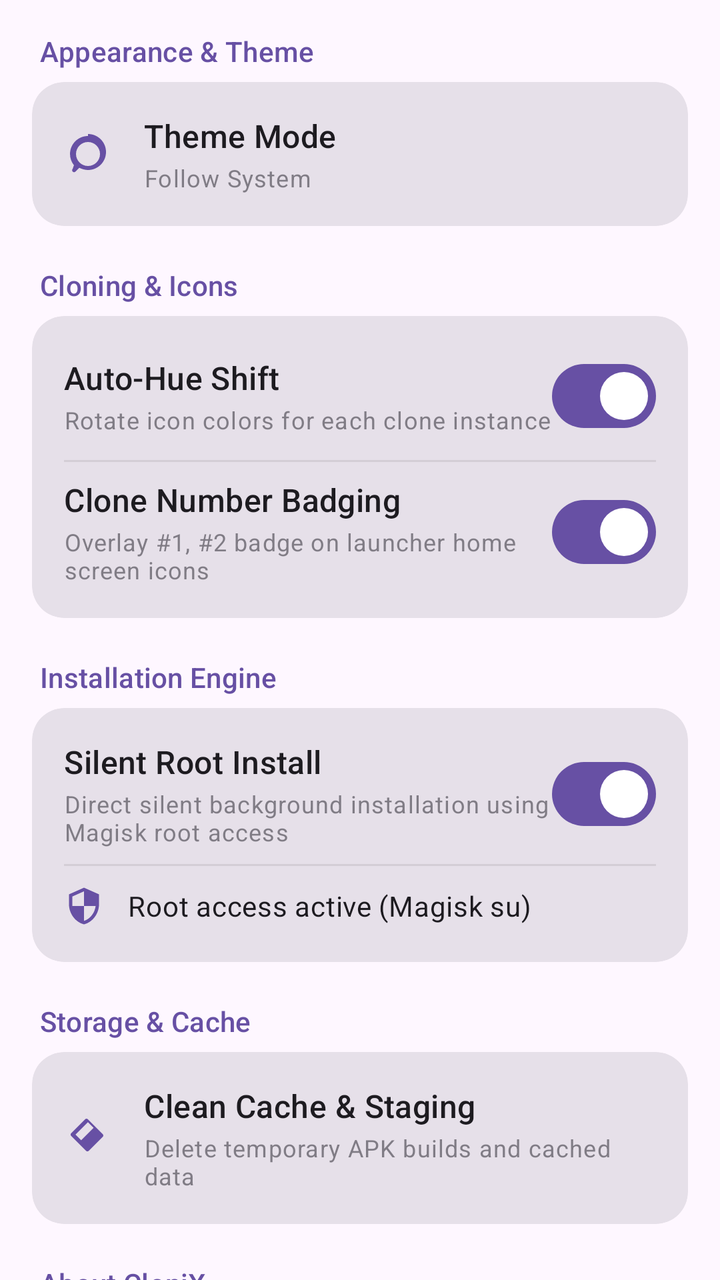
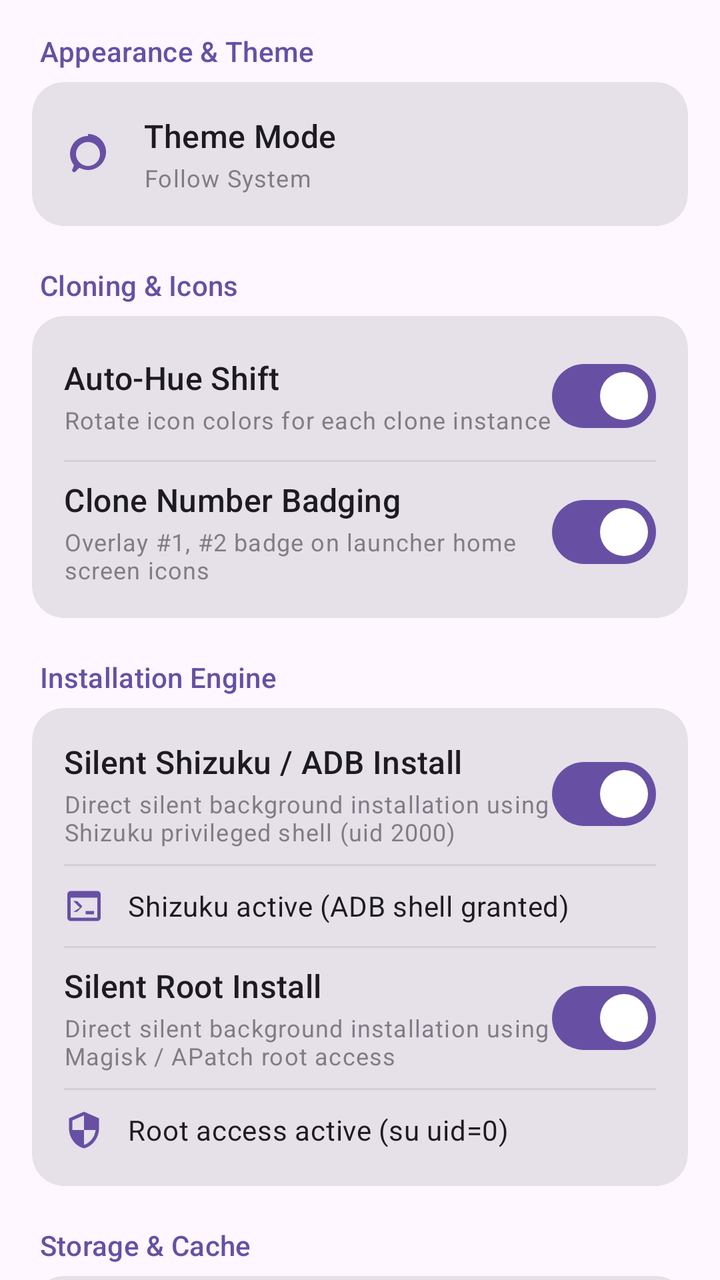

Compare the two renders of this Android layout. The source of the first and the diff that turns it into the second are given below.
<!-- AndroidManifest.xml: application theme Theme.CloneForge -->
<!-- res/layout/tab_settings.xml -->
<?xml version="1.0" encoding="utf-8"?>
<androidx.core.widget.NestedScrollView xmlns:android="http://schemas.android.com/apk/res/android"
    xmlns:app="http://schemas.android.com/apk/res-auto"
    android:id="@+id/nsv_tab_settings_root"
    android:layout_width="match_parent"
    android:layout_height="match_parent"
    android:clipToPadding="false"
    android:paddingBottom="24dp">

    <LinearLayout
        android:layout_width="match_parent"
        android:layout_height="wrap_content"
        android:orientation="vertical"
        android:paddingHorizontal="16dp"
        android:paddingTop="8dp">

        
        <TextView
            android:layout_width="match_parent"
            android:layout_height="wrap_content"
            android:layout_marginStart="4dp"
            android:layout_marginTop="8dp"
            android:layout_marginBottom="6dp"
            android:text="@string/pref_category_appearance"
            android:textAppearance="?attr/textAppearanceLabelLarge"
            android:textColor="?attr/colorPrimary" />

        <com.google.android.material.card.MaterialCardView
            style="?attr/materialCardViewFilledStyle"
            android:layout_width="match_parent"
            android:layout_height="wrap_content"
            app:cardCornerRadius="16dp"
            app:cardElevation="0dp"
            app:strokeWidth="0dp">

            <LinearLayout
                android:id="@+id/row_setting_theme"
                android:layout_width="match_parent"
                android:layout_height="wrap_content"
                android:background="?android:attr/selectableItemBackground"
                android:gravity="center_vertical"
                android:orientation="horizontal"
                android:padding="16dp">

                <ImageView
                    android:layout_width="24dp"
                    android:layout_height="24dp"
                    android:contentDescription="@null"
                    android:src="@drawable/ic_palette"
                    app:tint="?attr/colorPrimary" />

                <LinearLayout
                    android:layout_width="0dp"
                    android:layout_height="wrap_content"
                    android:layout_marginStart="16dp"
                    android:layout_weight="1"
                    android:orientation="vertical">

                    <TextView
                        android:layout_width="wrap_content"
                        android:layout_height="wrap_content"
                        android:text="@string/pref_theme"
                        android:textAppearance="?attr/textAppearanceTitleMedium" />

                    <TextView
                        android:id="@+id/tv_theme_summary"
                        android:layout_width="wrap_content"
                        android:layout_height="wrap_content"
                        android:layout_marginTop="2dp"
                        android:alpha="0.65"
                        android:text="@string/theme_system"
                        android:textAppearance="?attr/textAppearanceBodySmall" />
                </LinearLayout>
            </LinearLayout>
        </com.google.android.material.card.MaterialCardView>

        
        <TextView
            android:layout_width="match_parent"
            android:layout_height="wrap_content"
            android:layout_marginStart="4dp"
            android:layout_marginTop="20dp"
            android:layout_marginBottom="6dp"
            android:text="@string/pref_category_cloning"
            android:textAppearance="?attr/textAppearanceLabelLarge"
            android:textColor="?attr/colorPrimary" />

        <com.google.android.material.card.MaterialCardView
            style="?attr/materialCardViewFilledStyle"
            android:layout_width="match_parent"
            android:layout_height="wrap_content"
            app:cardCornerRadius="16dp"
            app:cardElevation="0dp"
            app:strokeWidth="0dp">

            <LinearLayout
                android:layout_width="match_parent"
                android:layout_height="wrap_content"
                android:orientation="vertical"
                android:paddingHorizontal="16dp"
                android:paddingVertical="8dp">

                
                <LinearLayout
                    android:layout_width="match_parent"
                    android:layout_height="wrap_content"
                    android:gravity="center_vertical"
                    android:orientation="horizontal"
                    android:paddingVertical="8dp">

                    <LinearLayout
                        android:layout_width="0dp"
                        android:layout_height="wrap_content"
                        android:layout_weight="1"
                        android:orientation="vertical">

                        <TextView
                            android:layout_width="wrap_content"
                            android:layout_height="wrap_content"
                            android:text="@string/pref_auto_hue"
                            android:textAppearance="?attr/textAppearanceTitleMedium" />

                        <TextView
                            android:layout_width="wrap_content"
                            android:layout_height="wrap_content"
                            android:layout_marginTop="2dp"
                            android:alpha="0.65"
                            android:text="@string/pref_auto_hue_desc"
                            android:textAppearance="?attr/textAppearanceBodySmall" />
                    </LinearLayout>

                    <com.google.android.material.materialswitch.MaterialSwitch
                        android:id="@+id/switch_pref_hue"
                        android:layout_width="wrap_content"
                        android:layout_height="wrap_content"
                        android:checked="true" />
                </LinearLayout>

                <View
                    android:layout_width="match_parent"
                    android:layout_height="1dp"
                    android:alpha="0.08"
                    android:background="?android:attr/colorForeground" />

                
                <LinearLayout
                    android:layout_width="match_parent"
                    android:layout_height="wrap_content"
                    android:gravity="center_vertical"
                    android:orientation="horizontal"
                    android:paddingVertical="8dp">

                    <LinearLayout
                        android:layout_width="0dp"
                        android:layout_height="wrap_content"
                        android:layout_weight="1"
                        android:orientation="vertical">

                        <TextView
                            android:layout_width="wrap_content"
                            android:layout_height="wrap_content"
                            android:text="@string/pref_badge_icons_setting"
                            android:textAppearance="?attr/textAppearanceTitleMedium" />

                        <TextView
                            android:layout_width="wrap_content"
                            android:layout_height="wrap_content"
                            android:layout_marginTop="2dp"
                            android:alpha="0.65"
                            android:text="@string/pref_badge_icons_desc"
                            android:textAppearance="?attr/textAppearanceBodySmall" />
                    </LinearLayout>

                    <com.google.android.material.materialswitch.MaterialSwitch
                        android:id="@+id/switch_pref_badge"
                        android:layout_width="wrap_content"
                        android:layout_height="wrap_content"
                        android:checked="true" />
                </LinearLayout>
            </LinearLayout>
        </com.google.android.material.card.MaterialCardView>

        
        <TextView
            android:layout_width="match_parent"
            android:layout_height="wrap_content"
            android:layout_marginStart="4dp"
            android:layout_marginTop="20dp"
            android:layout_marginBottom="6dp"
            android:text="@string/pref_category_install"
            android:textAppearance="?attr/textAppearanceLabelLarge"
            android:textColor="?attr/colorPrimary" />

        <com.google.android.material.card.MaterialCardView
            style="?attr/materialCardViewFilledStyle"
            android:layout_width="match_parent"
            android:layout_height="wrap_content"
            app:cardCornerRadius="16dp"
            app:cardElevation="0dp"
            app:strokeWidth="0dp">

            <LinearLayout
                android:layout_width="match_parent"
                android:layout_height="wrap_content"
                android:orientation="vertical"
                android:paddingHorizontal="16dp"
                android:paddingVertical="8dp">

                
                <LinearLayout
                    android:layout_width="match_parent"
                    android:layout_height="wrap_content"
                    android:gravity="center_vertical"
                    android:orientation="horizontal"
                    android:paddingVertical="8dp">

                    <LinearLayout
                        android:layout_width="0dp"
                        android:layout_height="wrap_content"
                        android:layout_weight="1"
                        android:orientation="vertical">

                        <TextView
                            android:layout_width="wrap_content"
                            android:layout_height="wrap_content"
                            android:text="@string/pref_root_install_setting"
                            android:textAppearance="?attr/textAppearanceTitleMedium" />

                        <TextView
                            android:layout_width="wrap_content"
                            android:layout_height="wrap_content"
                            android:layout_marginTop="2dp"
                            android:alpha="0.65"
                            android:text="@string/pref_root_install_desc"
                            android:textAppearance="?attr/textAppearanceBodySmall" />
                    </LinearLayout>

                    <com.google.android.material.materialswitch.MaterialSwitch
                        android:id="@+id/switch_pref_root"
                        android:layout_width="wrap_content"
                        android:layout_height="wrap_content"
                        android:checked="true" />
                </LinearLayout>

                <View
                    android:layout_width="match_parent"
                    android:layout_height="1dp"
                    android:alpha="0.08"
                    android:background="?android:attr/colorForeground" />

                
                <LinearLayout
                    android:layout_width="match_parent"
                    android:layout_height="wrap_content"
                    android:gravity="center_vertical"
                    android:orientation="horizontal"
                    android:paddingVertical="10dp">

                    <ImageView
                        android:id="@+id/iv_root_status_icon"
                        android:layout_width="20dp"
                        android:layout_height="20dp"
                        android:contentDescription="@null"
                        android:src="@drawable/ic_root"
                        app:tint="?attr/colorPrimary" />

                    <TextView
                        android:id="@+id/tv_root_status"
                        android:layout_width="0dp"
                        android:layout_height="wrap_content"
                        android:layout_marginStart="12dp"
                        android:layout_weight="1"
                        android:text="@string/root_status_granted"
                        android:textAppearance="?attr/textAppearanceBodyMedium" />
                </LinearLayout>
            </LinearLayout>
        </com.google.android.material.card.MaterialCardView>

        
        <TextView
            android:layout_width="match_parent"
            android:layout_height="wrap_content"
            android:layout_marginStart="4dp"
            android:layout_marginTop="20dp"
            android:layout_marginBottom="6dp"
            android:text="@string/pref_category_storage"
            android:textAppearance="?attr/textAppearanceLabelLarge"
            android:textColor="?attr/colorPrimary" />

        <com.google.android.material.card.MaterialCardView
            style="?attr/materialCardViewFilledStyle"
            android:layout_width="match_parent"
            android:layout_height="wrap_content"
            app:cardCornerRadius="16dp"
            app:cardElevation="0dp"
            app:strokeWidth="0dp">

            <LinearLayout
                android:id="@+id/row_clear_cache"
                android:layout_width="match_parent"
                android:layout_height="wrap_content"
                android:background="?android:attr/selectableItemBackground"
                android:gravity="center_vertical"
                android:orientation="horizontal"
                android:padding="16dp">

                <ImageView
                    android:layout_width="24dp"
                    android:layout_height="24dp"
                    android:contentDescription="@null"
                    android:src="@drawable/ic_clean"
                    app:tint="?attr/colorPrimary" />

                <LinearLayout
                    android:layout_width="0dp"
                    android:layout_height="wrap_content"
                    android:layout_marginStart="16dp"
                    android:layout_weight="1"
                    android:orientation="vertical">

                    <TextView
                        android:layout_width="wrap_content"
                        android:layout_height="wrap_content"
                        android:text="@string/pref_clear_cache"
                        android:textAppearance="?attr/textAppearanceTitleMedium" />

                    <TextView
                        android:id="@+id/tv_cache_summary"
                        android:layout_width="wrap_content"
                        android:layout_height="wrap_content"
                        android:layout_marginTop="2dp"
                        android:alpha="0.65"
                        android:text="@string/pref_clear_cache_desc"
                        android:textAppearance="?attr/textAppearanceBodySmall" />
                </LinearLayout>
            </LinearLayout>
        </com.google.android.material.card.MaterialCardView>

        
        <TextView
            android:layout_width="match_parent"
            android:layout_height="wrap_content"
            android:layout_marginStart="4dp"
            android:layout_marginTop="20dp"
            android:layout_marginBottom="6dp"
            android:text="@string/pref_category_about"
            android:textAppearance="?attr/textAppearanceLabelLarge"
            android:textColor="?attr/colorPrimary" />

        <com.google.android.material.card.MaterialCardView
            style="?attr/materialCardViewFilledStyle"
            android:layout_width="match_parent"
            android:layout_height="wrap_content"
            app:cardCornerRadius="16dp"
            app:cardElevation="0dp"
            app:strokeWidth="0dp">

            <LinearLayout
                android:layout_width="match_parent"
                android:layout_height="wrap_content"
                android:orientation="vertical"
                android:padding="16dp">

                <LinearLayout
                    android:layout_width="match_parent"
                    android:layout_height="wrap_content"
                    android:gravity="center_vertical"
                    android:orientation="horizontal">

                    <ImageView
                        android:layout_width="24dp"
                        android:layout_height="24dp"
                        android:contentDescription="@null"
                        android:src="@drawable/ic_info"
                        app:tint="?attr/colorPrimary" />

                    <TextView
                        android:layout_width="wrap_content"
                        android:layout_height="wrap_content"
                        android:layout_marginStart="14dp"
                        android:text="@string/about_version"
                        android:textAppearance="?attr/textAppearanceTitleMedium" />
                </LinearLayout>

                <TextView
                    android:layout_width="match_parent"
                    android:layout_height="wrap_content"
                    android:layout_marginTop="8dp"
                    android:alpha="0.75"
                    android:lineSpacingExtra="3dp"
                    android:text="@string/about_desc"
                    android:textAppearance="?attr/textAppearanceBodySmall" />
            </LinearLayout>
        </com.google.android.material.card.MaterialCardView>
    </LinearLayout>
</androidx.core.widget.NestedScrollView>
<!-- resources referenced by this layout -->
<resources>
  <!-- drawable ic_clean (drawable) -->
  <vector xmlns:android="http://schemas.android.com/apk/res/android"
      android:width="24dp"
      android:height="24dp"
      android:viewportWidth="24"
      android:viewportHeight="24"
      android:tint="?attr/colorControlNormal">
    <path
        android:fillColor="@android:color/white"
        android:pathData="M19.36,10.04l-7.4,-7.4c-0.39,-0.39 -1.02,-0.39 -1.41,0L3.6,9.59c-0.39,0.39 -0.39,1.02 0,1.41l7.4,7.4c0.39,0.39 1.02,0.39 1.41,0l6.95,-6.95c0.39,-0.39 0.39,-1.02 0,-1.41zM5.72,10.3l6.24,-6.24 2.83,2.83 -6.24,6.24 -2.83,-2.83z"/>
  </vector>
  <!-- drawable ic_info (drawable) -->
  <vector xmlns:android="http://schemas.android.com/apk/res/android"
      android:width="24dp"
      android:height="24dp"
      android:viewportWidth="24"
      android:viewportHeight="24"
      android:tint="?attr/colorControlNormal">
    <path
        android:fillColor="@android:color/white"
        android:pathData="M12,2C6.48,2 2,6.48 2,12s4.48,10 10,10 10,-4.48 10,-10S17.52,2 12,2zm1,15h-2v-6h2v6zm0,-8h-2V7h2v2z"/>
  </vector>
  <!-- drawable ic_root (drawable) -->
  <vector xmlns:android="http://schemas.android.com/apk/res/android"
      android:width="24dp"
      android:height="24dp"
      android:viewportWidth="24"
      android:viewportHeight="24"
      android:tint="?attr/colorControlNormal">
    <path
        android:fillColor="@android:color/white"
        android:pathData="M12,1L3,5v6c0,5.55 3.84,10.74 9,12 5.16,-1.26 9,-6.45 9,-12V5l-9,-4zm0,10.99h7c-0.53,4.12 -3.28,7.79 -7,8.94V12H5V6.3l7,-3.11v8.8z"/>
  </vector>
  <string name="about_desc">Advanced Android application cloner with unlimited instances, component remapping, launcher icon badge customization, and sandbox runtime isolation.</string>
  <string name="about_version">CloniX v1.0.0 Pro</string>
  <string name="pref_auto_hue">Auto-Hue Shift</string>
  <string name="pref_auto_hue_desc">Rotate icon colors for each clone instance</string>
  <string name="pref_badge_icons_desc">Overlay #1, #2 badge on launcher home screen icons</string>
  <string name="pref_badge_icons_setting">Clone Number Badging</string>
  <string name="pref_category_about">About CloniX</string>
  <string name="pref_category_appearance">Appearance &amp; Theme</string>
  <string name="pref_category_cloning">Cloning &amp; Icons</string>
  <string name="pref_category_install">Installation Engine</string>
  <string name="pref_category_storage">Storage &amp; Cache</string>
  <string name="pref_clear_cache">Clean Cache &amp; Staging</string>
  <string name="pref_clear_cache_desc">Delete temporary APK builds and cached data</string>
  <string name="pref_root_install_desc">Direct silent background installation using Magisk root access</string>
  <string name="pref_root_install_setting">Silent Root Install</string>
  <string name="pref_theme">Theme Mode</string>
  <string name="root_status_granted">Root access active (Magisk su)</string>
  <string name="theme_system">Follow System</string>
  <style name="Theme.CloneForge" parent="Theme.Material3.DayNight.NoActionBar" />
  <!-- unchanged entries left out for length: 1 -->
</resources>

<!-- the commit's change to res/layout/tab_settings.xml (unified diff, before → after) -->
@@ -205,6 +205,82 @@
                 android:orientation="vertical"
                 android:paddingHorizontal="16dp"
                 android:paddingVertical="8dp">
+
+                
+                <LinearLayout
+                    android:layout_width="match_parent"
+                    android:layout_height="wrap_content"
+                    android:gravity="center_vertical"
+                    android:orientation="horizontal"
+                    android:paddingVertical="8dp">
+
+                    <LinearLayout
+                        android:layout_width="0dp"
+                        android:layout_height="wrap_content"
+                        android:layout_weight="1"
+                        android:orientation="vertical">
+
+                        <TextView
+                            android:layout_width="wrap_content"
+                            android:layout_height="wrap_content"
+                            android:text="@string/pref_shizuku_install_setting"
+                            android:textAppearance="?attr/textAppearanceTitleMedium" />
+
+                        <TextView
+                            android:layout_width="wrap_content"
+                            android:layout_height="wrap_content"
+                            android:layout_marginTop="2dp"
+                            android:alpha="0.65"
+                            android:text="@string/pref_shizuku_install_desc"
+                            android:textAppearance="?attr/textAppearanceBodySmall" />
+                    </LinearLayout>
+
+                    <com.google.android.material.materialswitch.MaterialSwitch
+                        android:id="@+id/switch_pref_shizuku"
+                        android:layout_width="wrap_content"
+                        android:layout_height="wrap_content"
+                        android:checked="true" />
+                </LinearLayout>
+
+                <View
+                    android:layout_width="match_parent"
+                    android:layout_height="1dp"
+                    android:alpha="0.08"
+                    android:background="?android:attr/colorForeground" />
+
+                
+                <LinearLayout
+                    android:id="@+id/row_shizuku_status"
+                    android:layout_width="match_parent"
+                    android:layout_height="wrap_content"
+                    android:background="?android:attr/selectableItemBackground"
+                    android:gravity="center_vertical"
+                    android:orientation="horizontal"
+                    android:paddingVertical="10dp">
+
+                    <ImageView
+                        android:id="@+id/iv_shizuku_status_icon"
+                        android:layout_width="20dp"
+                        android:layout_height="20dp"
+                        android:contentDescription="@null"
+                        android:src="@drawable/ic_shizuku"
+                        app:tint="?attr/colorPrimary" />
+
+                    <TextView
+                        android:id="@+id/tv_shizuku_status"
+                        android:layout_width="0dp"
+                        android:layout_height="wrap_content"
+                        android:layout_marginStart="12dp"
+                        android:layout_weight="1"
+                        android:text="@string/shizuku_status_authorized"
+                        android:textAppearance="?attr/textAppearanceBodyMedium" />
+                </LinearLayout>
+
+                <View
+                    android:layout_width="match_parent"
+                    android:layout_height="1dp"
+                    android:alpha="0.08"
+                    android:background="?android:attr/colorForeground" />
 
                 
                 <LinearLayout
<!-- resource entries referenced after the edit -->
@@ -33,6 +33,17 @@
         android:fillColor="@android:color/white"
         android:pathData="M12,1L3,5v6c0,5.55 3.84,10.74 9,12 5.16,-1.26 9,-6.45 9,-12V5l-9,-4zm0,10.99h7c-0.53,4.12 -3.28,7.79 -7,8.94V12H5V6.3l7,-3.11v8.8z"/>
   </vector>
+  <!-- drawable ic_shizuku (drawable) -->
+  <vector xmlns:android="http://schemas.android.com/apk/res/android"
+      android:width="24dp"
+      android:height="24dp"
+      android:viewportWidth="24"
+      android:viewportHeight="24"
+      android:tint="?attr/colorControlNormal">
+    <path
+        android:fillColor="@android:color/white"
+        android:pathData="M20,19V7H4v12h16m0,-16a2,2 0 0,1 2,2v14a2,2 0 0,1 -2,2H4a2,2 0 0,1 -2,-2V5a2,2 0 0,1 2,-2h16m-7,14v-2h5v2h-5m-3.42,-4L5.57,9H7.8l2.91,2.91a0.5,0.5 0 0,1 0,0.71L7.8,15.53H5.57l4.01,-2.53z"/>
+  </vector>
   <string name="about_desc">Advanced Android application cloner with unlimited instances, component remapping, launcher icon badge customization, and sandbox runtime isolation.</string>
   <string name="about_version">CloniX v1.0.0 Pro</string>
   <string name="pref_auto_hue">Auto-Hue Shift</string>
@@ -46,10 +57,13 @@
   <string name="pref_category_storage">Storage &amp; Cache</string>
   <string name="pref_clear_cache">Clean Cache &amp; Staging</string>
   <string name="pref_clear_cache_desc">Delete temporary APK builds and cached data</string>
-  <string name="pref_root_install_desc">Direct silent background installation using Magisk root access</string>
+  <string name="pref_root_install_desc">Direct silent background installation using Magisk / APatch root access</string>
   <string name="pref_root_install_setting">Silent Root Install</string>
+  <string name="pref_shizuku_install_desc">Direct silent background installation using Shizuku privileged shell (uid 2000)</string>
+  <string name="pref_shizuku_install_setting">Silent Shizuku / ADB Install</string>
   <string name="pref_theme">Theme Mode</string>
-  <string name="root_status_granted">Root access active (Magisk su)</string>
+  <string name="root_status_granted">Root access active (su uid=0)</string>
+  <string name="shizuku_status_authorized">Shizuku active (ADB shell granted)</string>
   <string name="theme_system">Follow System</string>
   <style name="Theme.CloneForge" parent="Theme.Material3.DayNight.NoActionBar" />
   <!-- unchanged entries left out for length: 1 -->
